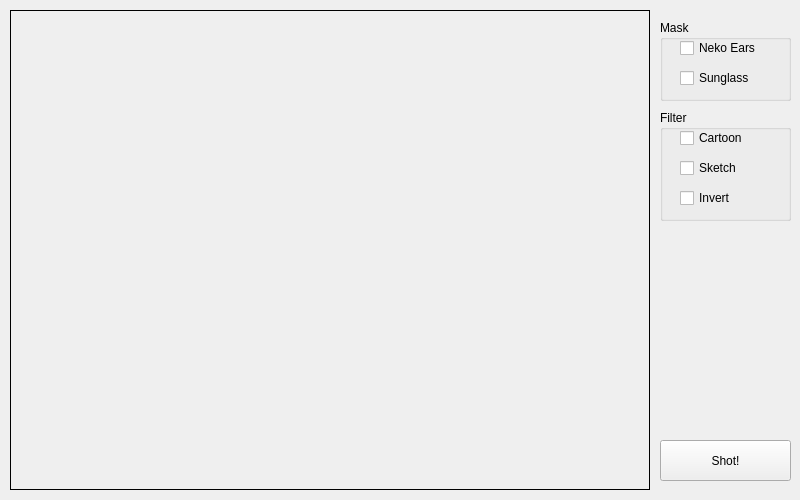
Old version of the form ui.ui in the repository HyunP-dev/Webcam-Filter-Camera.
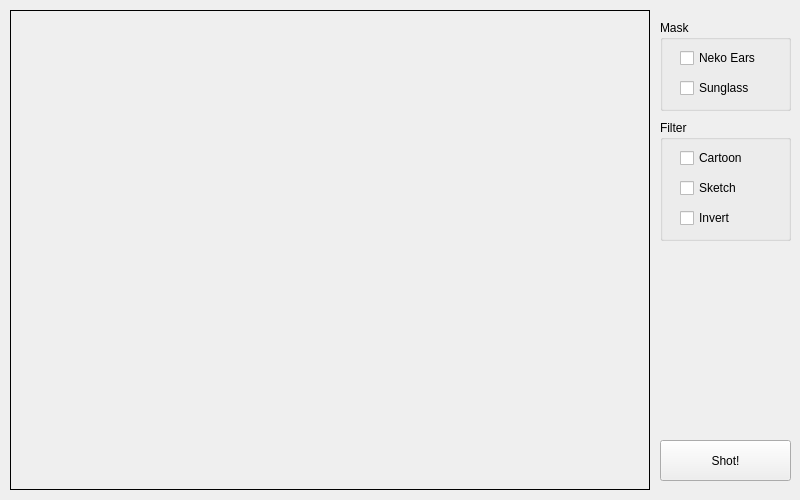
New version of the form.

The edit to the form file:
```diff
--- a/ui.ui
+++ b/ui.ui
@@ -46,7 +46,7 @@
     <property name="geometry">
      <rect>
       <x>680</x>
-      <y>40</y>
+      <y>50</y>
       <width>81</width>
       <height>16</height>
      </rect>
@@ -72,7 +72,7 @@
     <property name="geometry">
      <rect>
       <x>680</x>
-      <y>70</y>
+      <y>80</y>
       <width>81</width>
       <height>16</height>
      </rect>
@@ -87,7 +87,7 @@
       <x>660</x>
       <y>20</y>
       <width>131</width>
-      <height>81</height>
+      <height>91</height>
      </rect>
     </property>
     <property name="title">
@@ -98,9 +98,9 @@
     <property name="geometry">
      <rect>
       <x>660</x>
-      <y>110</y>
+      <y>120</y>
       <width>131</width>
-      <height>111</height>
+      <height>121</height>
      </rect>
     </property>
     <property name="title">
@@ -110,7 +110,7 @@
      <property name="geometry">
       <rect>
        <x>20</x>
-       <y>20</y>
+       <y>30</y>
        <width>81</width>
        <height>16</height>
       </rect>
@@ -123,7 +123,7 @@
      <property name="geometry">
       <rect>
        <x>20</x>
-       <y>80</y>
+       <y>90</y>
        <width>81</width>
        <height>16</height>
       </rect>
@@ -136,7 +136,7 @@
      <property name="geometry">
       <rect>
        <x>20</x>
-       <y>50</y>
+       <y>60</y>
        <width>81</width>
        <height>16</height>
       </rect>
```
